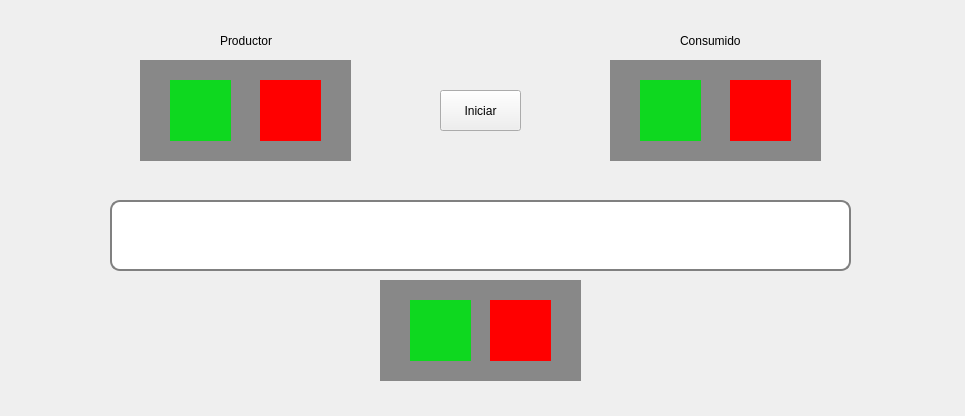
First picture: the form in mainWindow.ui, repository Dario19999/Producer-Consumer, before the edit.
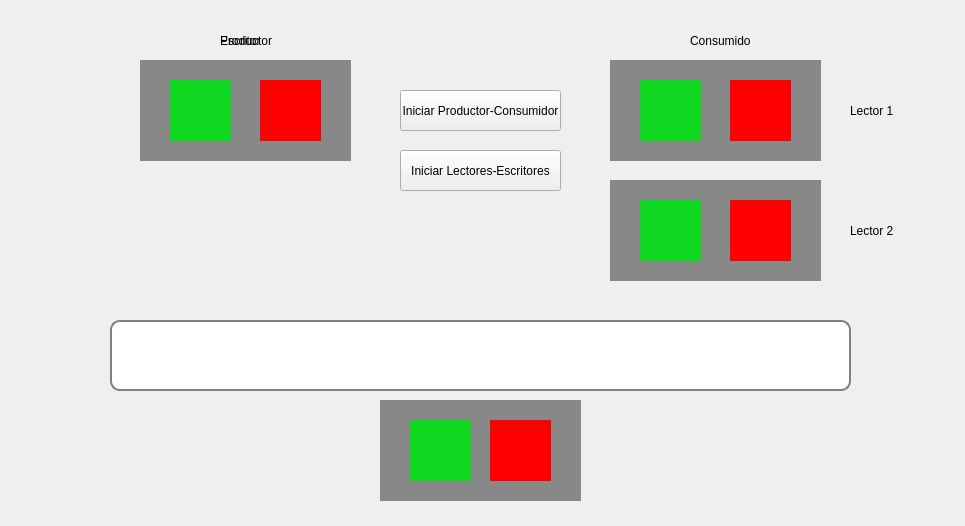
Second picture: the form after the edit.

Commit message: first commit - L-E UI

```diff
--- a/mainWindow.ui
+++ b/mainWindow.ui
@@ -7,7 +7,7 @@
     <x>0</x>
     <y>0</y>
     <width>965</width>
-    <height>416</height>
+    <height>526</height>
    </rect>
   </property>
   <property name="windowTitle">
@@ -18,7 +18,7 @@
     <property name="geometry">
      <rect>
       <x>110</x>
-      <y>200</y>
+      <y>320</y>
       <width>741</width>
       <height>71</height>
      </rect>
@@ -120,21 +120,21 @@
    <widget class="QLabel" name="label_2">
     <property name="geometry">
      <rect>
-      <x>680</x>
-      <y>30</y>
+      <x>850</x>
+      <y>100</y>
       <width>61</width>
       <height>21</height>
      </rect>
     </property>
     <property name="text">
-     <string>Consumidor</string>
+     <string>Lector 1</string>
     </property>
    </widget>
    <widget class="QGroupBox" name="bufferBox">
     <property name="geometry">
      <rect>
       <x>380</x>
-      <y>280</y>
+      <y>400</y>
       <width>201</width>
       <height>101</height>
      </rect>
@@ -190,14 +190,14 @@
    <widget class="QPushButton" name="iniciar">
     <property name="geometry">
      <rect>
-      <x>440</x>
+      <x>400</x>
       <y>90</y>
-      <width>81</width>
+      <width>161</width>
       <height>41</height>
      </rect>
     </property>
     <property name="text">
-     <string>Iniciar</string>
+     <string>Iniciar Productor-Consumidor</string>
     </property>
    </widget>
    <widget class="QGroupBox" name="productorBox_2">
@@ -257,6 +257,115 @@
      </property>
     </widget>
    </widget>
+   <widget class="QGroupBox" name="bufferBox_2">
+    <property name="geometry">
+     <rect>
+      <x>610</x>
+      <y>180</y>
+      <width>211</width>
+      <height>101</height>
+     </rect>
+    </property>
+    <property name="styleSheet">
+     <string notr="true">QGroupBox{
+	background-color: rgb(136, 136, 136);
+	border: none;
+}</string>
+    </property>
+    <property name="title">
+     <string/>
+    </property>
+    <widget class="QGroupBox" name="lectorOn">
+     <property name="geometry">
+      <rect>
+       <x>30</x>
+       <y>20</y>
+       <width>61</width>
+       <height>61</height>
+      </rect>
+     </property>
+     <property name="styleSheet">
+      <string notr="true">QGroupBox{
+	background-color:  rgb(14, 216, 31);
+	border: none;
+}</string>
+     </property>
+     <property name="title">
+      <string/>
+     </property>
+    </widget>
+    <widget class="QGroupBox" name="lectorOff">
+     <property name="geometry">
+      <rect>
+       <x>120</x>
+       <y>20</y>
+       <width>61</width>
+       <height>61</height>
+      </rect>
+     </property>
+     <property name="styleSheet">
+      <string notr="true">QGroupBox{
+	background-color:  rgb(255, 0, 0);
+	border: none;
+}</string>
+     </property>
+     <property name="title">
+      <string/>
+     </property>
+    </widget>
+   </widget>
+   <widget class="QLabel" name="lector_2_label">
+    <property name="geometry">
+     <rect>
+      <x>850</x>
+      <y>220</y>
+      <width>61</width>
+      <height>21</height>
+     </rect>
+    </property>
+    <property name="text">
+     <string>Lector 2</string>
+    </property>
+   </widget>
+   <widget class="QLabel" name="consumidor_label">
+    <property name="geometry">
+     <rect>
+      <x>690</x>
+      <y>30</y>
+      <width>61</width>
+      <height>21</height>
+     </rect>
+    </property>
+    <property name="text">
+     <string>Consumidor</string>
+    </property>
+   </widget>
+   <widget class="QLabel" name="escritor_label">
+    <property name="geometry">
+     <rect>
+      <x>220</x>
+      <y>30</y>
+      <width>81</width>
+      <height>21</height>
+     </rect>
+    </property>
+    <property name="text">
+     <string>Escritor</string>
+    </property>
+   </widget>
+   <widget class="QPushButton" name="iniciar_LE">
+    <property name="geometry">
+     <rect>
+      <x>400</x>
+      <y>150</y>
+      <width>161</width>
+      <height>41</height>
+     </rect>
+    </property>
+    <property name="text">
+     <string>Iniciar Lectores-Escritores</string>
+    </property>
+   </widget>
   </widget>
  </widget>
  <resources/>
```
Left out of the diff: 6 changed lines with no effect on the pictures.
